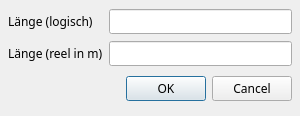
Above: trunk/editor/scaleEdit.ui from BackupTheBerlios/bbuilder-svn before the change. Below: the same form after it.
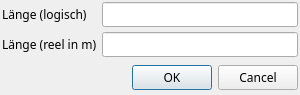
That is the form after the change.

```diff
--- a/trunk/editor/scaleEdit.ui
+++ b/trunk/editor/scaleEdit.ui
@@ -9,7 +9,7 @@
     <x>0</x>
     <y>0</y>
     <width>300</width>
-    <height>116</height>
+    <height>73</height>
    </rect>
   </property>
   <property name="sizePolicy" >
@@ -36,10 +36,10 @@
   </property>
   <layout class="QGridLayout" >
    <property name="margin" >
-    <number>8</number>
+    <number>2</number>
    </property>
    <property name="spacing" >
-    <number>6</number>
+    <number>5</number>
    </property>
    <item row="0" column="1" >
     <widget class="QLineEdit" name="lineEditScaleLogic" >
```
Left out of the diff: 4 changed lines with no effect on the pictures.
